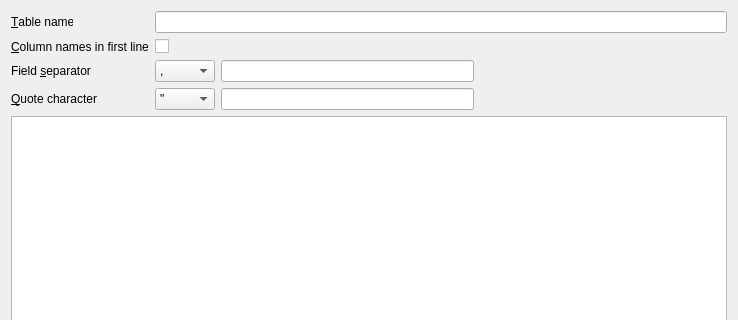
Old version of the form src/ImportCsvDialog.ui in the repository sqlitebrowser/sqlitebrowser; both pictures show x 0 to 738 and y 0 to 320 of the 738 by 490 pixel window.
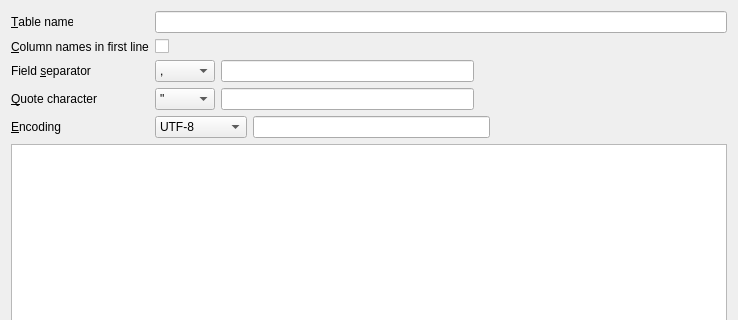
New version of the form.

Commit message:
ImportCsvDialog: Allow other file encoding than UTF-8
Add a combobox and a text field for choosing a different encoding of the
input file than the default UTF-8.

Patch:
```diff
--- a/src/ImportCsvDialog.ui
+++ b/src/ImportCsvDialog.ui
@@ -170,6 +170,60 @@
        </item>
       </layout>
      </item>
+     <item row="4" column="0">
+      <widget class="QLabel" name="labelEncoding">
+       <property name="text">
+        <string>&amp;Encoding</string>
+       </property>
+       <property name="buddy">
+        <cstring>comboEncoding</cstring>
+       </property>
+      </widget>
+     </item>
+     <item row="4" column="1">
+      <layout class="QHBoxLayout" name="horizontalLayout_3">
+       <item>
+        <widget class="QComboBox" name="comboEncoding">
+         <item>
+          <property name="text">
+           <string>UTF-8</string>
+          </property>
+         </item>
+         <item>
+          <property name="text">
+           <string>UTF-16</string>
+          </property>
+         </item>
+         <item>
+          <property name="text">
+           <string>ISO-8859-1</string>
+          </property>
+         </item>
+         <item>
+          <property name="text">
+           <string>Other</string>
+          </property>
+         </item>
+        </widget>
+       </item>
+       <item>
+        <widget class="QLineEdit" name="editCustomEncoding"/>
+       </item>
+       <item>
+        <spacer name="horizontalSpacer_3">
+         <property name="orientation">
+          <enum>Qt::Horizontal</enum>
+         </property>
+         <property name="sizeHint" stdset="0">
+          <size>
+           <width>40</width>
+           <height>20</height>
+          </size>
+         </property>
+        </spacer>
+       </item>
+      </layout>
+     </item>
     </layout>
    </item>
    <item>
```
Left out of the diff: 43 changed lines with no effect on the pictures. The commit also changes 5 other files.
